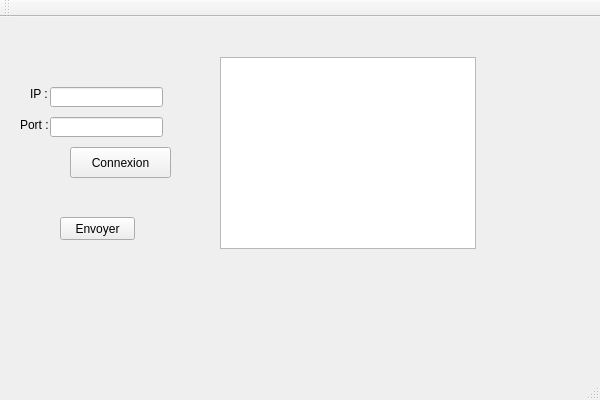
fbotel17/ChapitreC-, file QtWidgetsApplication1/QtWidgetsApplication1/QtWidgetsApplication1.ui: the form before one commit.
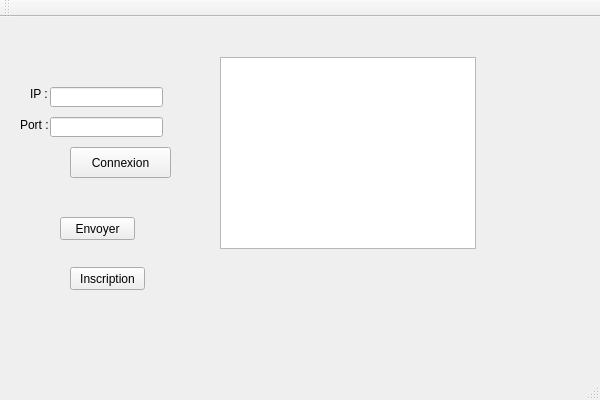
The form after the commit.

```diff
--- a/QtWidgetsApplication1/QtWidgetsApplication1/QtWidgetsApplication1.ui
+++ b/QtWidgetsApplication1/QtWidgetsApplication1/QtWidgetsApplication1.ui
@@ -109,6 +109,19 @@
      </rect>
     </property>
    </widget>
+   <widget class="QPushButton" name="inscriptionButtom">
+    <property name="geometry">
+     <rect>
+      <x>70</x>
+      <y>250</y>
+      <width>75</width>
+      <height>23</height>
+     </rect>
+    </property>
+    <property name="text">
+     <string>Inscription</string>
+    </property>
+   </widget>
   </widget>
   <widget class="QMenuBar" name="menuBar">
    <property name="geometry">
```
Left out of the diff: 17 changed lines with no effect on the pictures.
